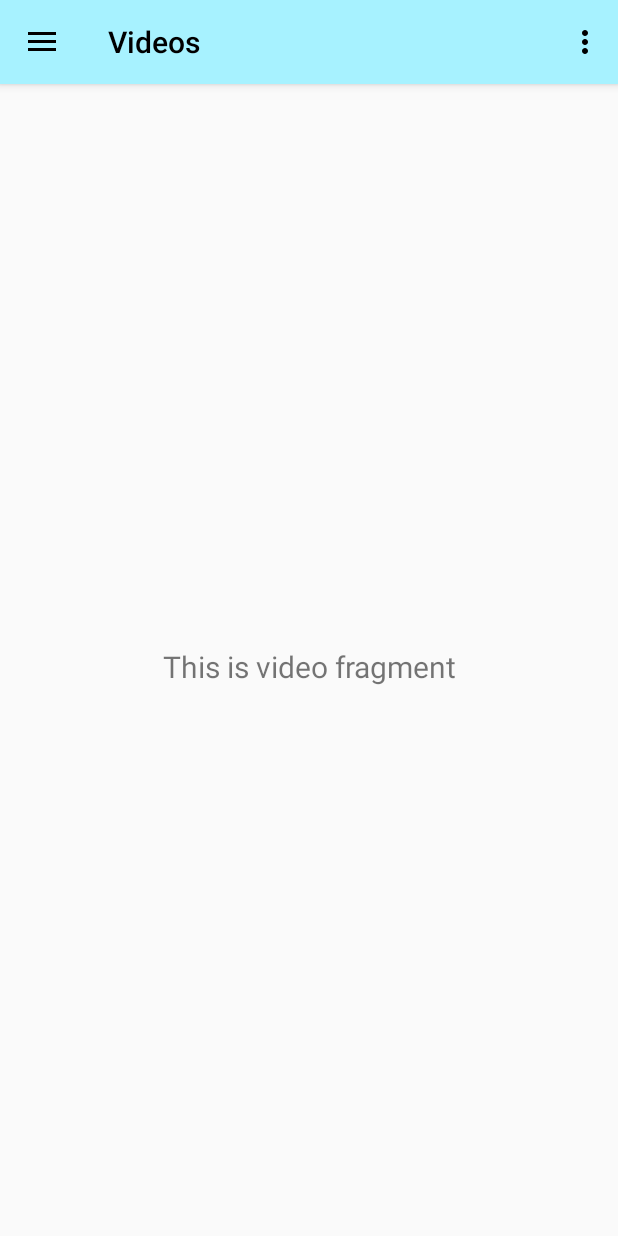
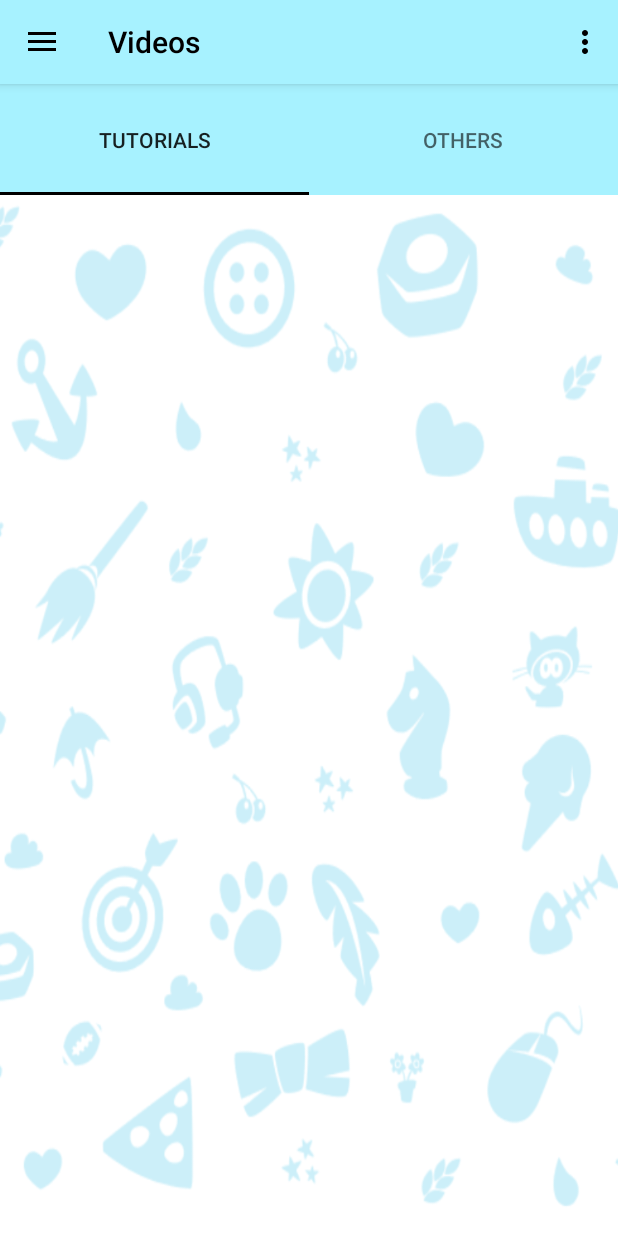
Before and after one commit to etimathur/AiDD, an Android app: the ChildNavActivity screen opened directly, with no data from a screen before it, in the side drawer, after a tap on "Videos", on a phone screen of 412 x 824 dp. Run offline under Robolectric (Android 15) with nearby library versions, the phone set to English and light mode, and no system bars; our stand-ins replace navigation-ui.

Commit message:
tablayout added for videos

```diff
--- /dev/null
+++ b/Video-master/app/src/main/java/te/project/aidd/FragmentSos.java
@@ -0,0 +1,21 @@
+package te.project.aidd;
+import android.os.Bundle;
+import android.view.LayoutInflater;
+import android.view.View;
+import android.view.ViewGroup;
+
+import androidx.annotation.NonNull;
+import androidx.annotation.Nullable;
+import androidx.fragment.app.Fragment;
+
+public class FragmentSos extends Fragment {
+    View v;
+    public FragmentSos() {
+    }
+    @Nullable
+    @Override
+    public View onCreateView(@NonNull LayoutInflater inflater, @Nullable ViewGroup container, @Nullable Bundle savedInstanceState) {
+        v=inflater.inflate(R.layout.fragment_sos,container,false);
+        return v;
+    }
+}
--- /dev/null
+++ b/Video-master/app/src/main/java/te/project/aidd/FragmentTutorials.java
@@ -0,0 +1,24 @@
+package te.project.aidd;
+
+import android.os.Bundle;
+import android.view.LayoutInflater;
+import android.view.View;
+import android.view.ViewGroup;
+
+import androidx.annotation.NonNull;
+import androidx.annotation.Nullable;
+import androidx.fragment.app.Fragment;
+
+public class FragmentTutorials extends Fragment {
+
+    View v;
+    public FragmentTutorials() {
+    }
+
+    @Nullable
+    @Override
+    public View onCreateView(@NonNull LayoutInflater inflater, @Nullable ViewGroup container, @Nullable Bundle savedInstanceState) {
+        v=inflater.inflate(R.layout.fragment_tutorials,container,false);
+        return v;
+    }
+}
--- /dev/null
+++ b/Video-master/app/src/main/java/te/project/aidd/ViewPagerAdapter.java
@@ -0,0 +1,43 @@
+package te.project.aidd;
+
+import androidx.annotation.NonNull;
+import androidx.annotation.Nullable;
+import androidx.fragment.app.Fragment;
+import androidx.fragment.app.FragmentManager;
+import androidx.fragment.app.FragmentPagerAdapter;
+
+import java.util.ArrayList;
+import java.util.List;
+
+public class ViewPagerAdapter extends FragmentPagerAdapter {
+
+    private final List<Fragment> lstfragment=new ArrayList<>();
+    private final List<String> lsttitles=new ArrayList<>();
+
+
+    public ViewPagerAdapter(FragmentManager fm) {
+        super(fm);
+    }
+
+    @NonNull
+    @Override
+    public Fragment getItem(int position) {
+        return lstfragment.get(position);
+    }
+
+    @Override
+    public int getCount() {
+        return lsttitles.size();
+    }
+
+    @Nullable
+    @Override
+    public CharSequence getPageTitle(int position) {
+        return lsttitles.get(position);
+    }
+
+    public void AddFragment(Fragment fragment, String title){
+        lstfragment.add(fragment);
+        lsttitles.add(title);
+    }
+}
--- a/Video-master/app/src/main/java/te/project/aidd/ui/videos/VideoFragment.java
+++ b/Video-master/app/src/main/java/te/project/aidd/ui/videos/VideoFragment.java
@@ -1,5 +1,6 @@
 package te.project.aidd.ui.videos;
 
+import android.content.Context;
 import android.os.Bundle;
 import android.view.LayoutInflater;
 import android.view.View;
@@ -8,13 +9,28 @@ import android.widget.TextView;
 
 import androidx.annotation.NonNull;
 import androidx.annotation.Nullable;
+import androidx.appcompat.app.ActionBar;
+import androidx.appcompat.app.AppCompatActivity;
 import androidx.fragment.app.Fragment;
+import androidx.fragment.app.FragmentActivity;
 import androidx.lifecycle.Observer;
 import androidx.lifecycle.ViewModelProviders;
+import androidx.viewpager.widget.ViewPager;
 
+import com.google.android.material.tabs.TabLayout;
+
+import te.project.aidd.FragmentSos;
+import te.project.aidd.FragmentTutorials;
 import te.project.aidd.R;
+import te.project.aidd.ViewPagerAdapter;
 
 public class VideoFragment extends Fragment {
+
+    private TabLayout tablayout;
+    private ViewPager viewPager;
+    private ViewPagerAdapter adapter;
+
+    private Context _context;
 
     private VideoViewModel videoViewModel;
 
@@ -23,13 +39,32 @@ public class VideoFragment extends Fragment {
         videoViewModel =
                 ViewModelProviders.of(this).get(VideoViewModel.class);
         View root = inflater.inflate(R.layout.fragment_video, container, false);
-        final TextView textView = root.findViewById(R.id.text_gallery);
-        videoViewModel.getText().observe(getViewLifecycleOwner(), new Observer<String>() {
-            @Override
-            public void onChanged(@Nullable String s) {
-                textView.setText(s);
-            }
-        });
+        tablayout=(TabLayout)root.findViewById(R.id.tablayout_id);
+        viewPager=(ViewPager)root.findViewById(R.id.viewpager_id);
+        adapter=new ViewPagerAdapter(getChildFragmentManager());
+
+        adapter.AddFragment(new FragmentTutorials(),"Tutorials");
+        adapter.AddFragment(new FragmentSos(),"Others");
+
+
+        viewPager.setAdapter(adapter);
+        tablayout.setupWithViewPager(viewPager);
+
+
+
+//        final TextView textView = root.findViewById(R.id.text_gallery);
+//        videoViewModel.getText().observe(getViewLifecycleOwner(), new Observer<String>() {
+//            @Override
+//            public void onChanged(@Nullable String s) {
+//                textView.setText(s);
+//            }
+//        });
         return root;
     }
+    @Override
+    public void onAttach(Context context)
+    {
+        super.onAttach(context);
+        _context = context;
+    }
 }
--- a/Video-master/app/src/main/java/te/project/aidd/ui/videos/VideoViewModel.java
+++ b/Video-master/app/src/main/java/te/project/aidd/ui/videos/VideoViewModel.java
@@ -7,13 +7,13 @@ import androidx.lifecycle.ViewModel;
 public class VideoViewModel extends ViewModel {
 
     private MutableLiveData<String> mText;
+//
+//    public VideoViewModel() {
+//        mText = new MutableLiveData<>();
+//        mText.setValue("This is video fragment");
+//    }
 
-    public VideoViewModel() {
-        mText = new MutableLiveData<>();
-        mText.setValue("This is video fragment");
-    }
-
-    public LiveData<String> getText() {
-        return mText;
-    }
+//    public LiveData<String> getText() {
+//       return mText;
+//    }
 }
--- /dev/null
+++ b/Video-master/app/src/main/res/layout/fragment_sos.xml
@@ -0,0 +1,7 @@
+<?xml version="1.0" encoding="utf-8"?>
+<LinearLayout xmlns:android="http://schemas.android.com/apk/res/android"
+    android:orientation="vertical" android:layout_width="match_parent"
+    android:layout_height="match_parent"
+    android:background="@drawable/back">
+
+</LinearLayout>
--- /dev/null
+++ b/Video-master/app/src/main/res/layout/fragment_tutorials.xml
@@ -0,0 +1,8 @@
+<?xml version="1.0" encoding="utf-8"?>
+<LinearLayout xmlns:android="http://schemas.android.com/apk/res/android"
+    android:orientation="vertical"
+    android:layout_width="match_parent"
+    android:layout_height="match_parent"
+    android:background="@drawable/back">
+
+</LinearLayout>
--- a/Video-master/app/src/main/res/layout/fragment_video.xml
+++ b/Video-master/app/src/main/res/layout/fragment_video.xml
@@ -1,22 +1,36 @@
 <?xml version="1.0" encoding="utf-8"?>
-<androidx.constraintlayout.widget.ConstraintLayout xmlns:android="http://schemas.android.com/apk/res/android"
+<LinearLayout xmlns:android="http://schemas.android.com/apk/res/android"
     xmlns:app="http://schemas.android.com/apk/res-auto"
     xmlns:tools="http://schemas.android.com/tools"
     android:layout_width="match_parent"
     android:layout_height="match_parent"
+    android:orientation="vertical"
+    android:background="@drawable/back"
     tools:context=".ui.videos.VideoFragment">
 
-    <TextView
-        android:id="@+id/text_gallery"
+    <com.google.android.material.tabs.TabLayout
         android:layout_width="match_parent"
-        android:layout_height="wrap_content"
-        android:layout_marginStart="8dp"
-        android:layout_marginTop="8dp"
-        android:layout_marginEnd="8dp"
-        android:textAlignment="center"
-        android:textSize="20sp"
-        app:layout_constraintBottom_toBottomOf="parent"
-        app:layout_constraintEnd_toEndOf="parent"
-        app:layout_constraintStart_toStartOf="parent"
-        app:layout_constraintTop_toTopOf="parent" />
-</androidx.constraintlayout.widget.ConstraintLayout>
+        android:layout_height="74dp"
+        app:tabGravity="fill"
+        app:tabIndicatorColor="#000"
+        app:tabBackground="@color/textTab"
+        app:tabMode="fixed"
+        android:id="@+id/tablayout_id">
+
+<!--        <com.google.android.material.tabs.TabItem-->
+<!--            android:layout_width="wrap_content"-->
+<!--            android:layout_height="wrap_content"-->
+<!--            android:text="Tutorials" />-->
+
+<!--        <com.google.android.material.tabs.TabItem-->
+<!--            android:layout_width="wrap_content"-->
+<!--            android:layout_height="wrap_content"-->
+<!--            android:text="Videos" />-->
+
+    </com.google.android.material.tabs.TabLayout>
+    <androidx.viewpager.widget.ViewPager
+        android:layout_width="match_parent"
+        android:layout_height="match_parent"
+        android:id="@+id/viewpager_id"/>
+
+</LinearLayout>
--- a/Video-master/app/src/main/res/values/colors.xml
+++ b/Video-master/app/src/main/res/values/colors.xml
@@ -1,7 +1,9 @@
 <?xml version="1.0" encoding="utf-8"?>
 <resources>
-    <color name="colorPrimary">#6200EE</color>
+    <color name="colorPrimary">#000</color>
     <color name="colorPrimaryDark">#3700B3</color>
     <color name="colorAccent">#03DAC5</color>
     <color name="textColorPrimary">#000000</color>
+    <color name="textTab">#A7F2FF</color>
+    <color name="colorBackupPrimary">#6200EE</color>
 </resources>
```
